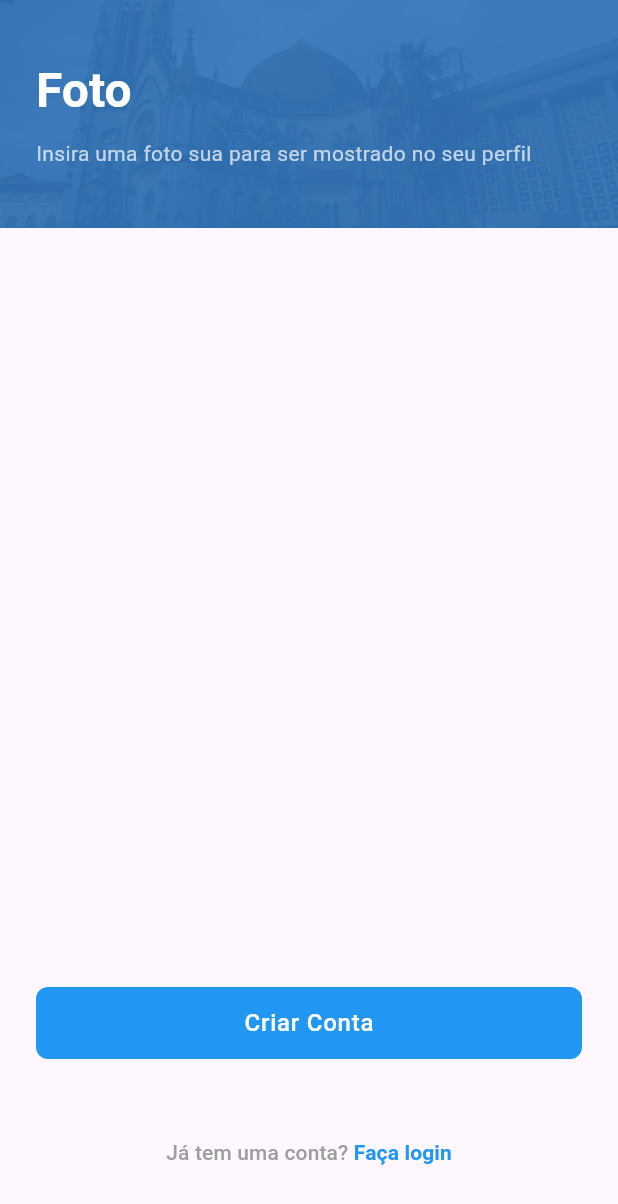
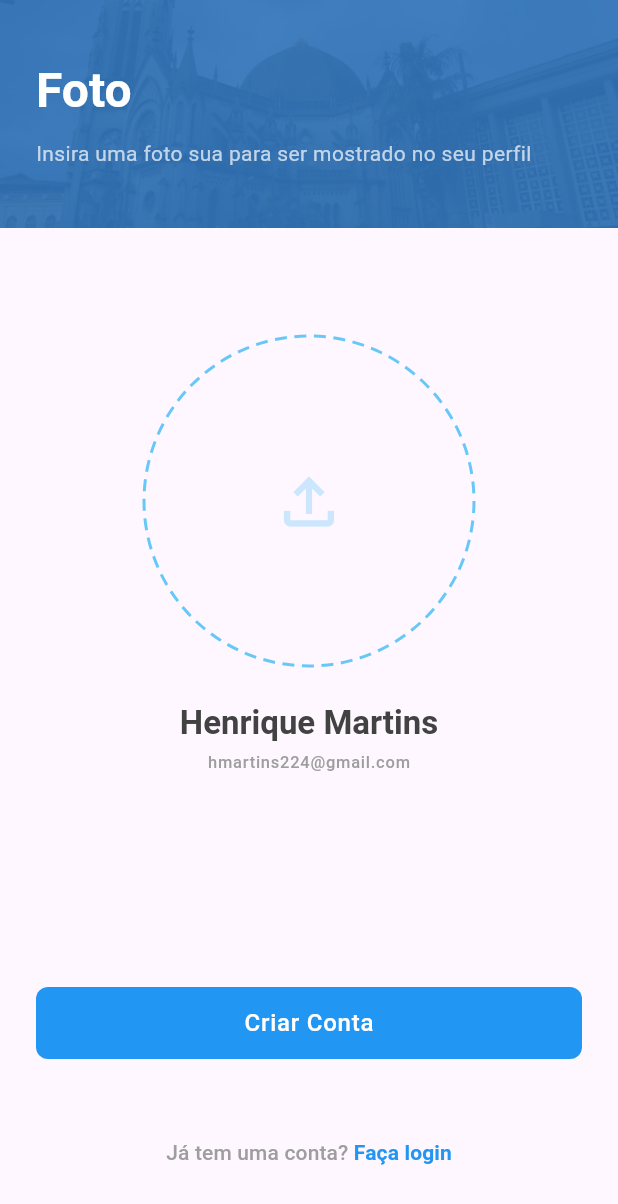
Before and after one commit to Diocese-Santos/Diocese-App, a Flutter app: the RegisterUploadPhotoPage screen opened by its route, on a phone screen of 412 x 824 dp. Shown: the top 1204 px of the screen. Run offline on Flutter 3.47's test engine with Material 3 defaults, Android fonts, the phone set to English and light mode, and no system bars; our stand-ins replace gap, go_router, rxdart; Roboto replaces fonts that are missing (Montserrat).

Commit message:
feat(register): add upload widget to RegisterUploadPhotoPage

```diff
--- a/lib/ui/pages/register/upload_photo_page.dart
+++ b/lib/ui/pages/register/upload_photo_page.dart
@@ -2,6 +2,7 @@ import 'package:diocese_santos/main/routing/routes.dart';
 import 'package:diocese_santos/presentation/presenters/upload_photo_presenter.dart';
 import 'package:diocese_santos/ui/widgets/header.dart';
 import 'package:diocese_santos/ui/widgets/page_container.dart';
+import 'package:diocese_santos/ui/widgets/upload_photo.dart';
 import 'package:flutter/material.dart';
 import 'package:gap/gap.dart';
 import 'package:go_router/go_router.dart';
@@ -32,8 +33,26 @@ class RegisterUploadPhotoPage extends StatelessWidget {
               vertical: 32,
             ),
             child: Column(
-              crossAxisAlignment: CrossAxisAlignment.start,
-              children: [],
+              crossAxisAlignment: CrossAxisAlignment.center,
+              children: [
+                Gap(40),
+                UploadWidget(),
+                Gap(24),
+                Text(
+                  'Henrique Martins',
+                  style: Theme.of(context).textTheme.titleLarge!.copyWith(
+                        color: Colors.grey.shade800,
+                        fontWeight: FontWeight.w600,
+                      ),
+                ),
+                Gap(4),
+                Text(
+                  'hmartins224@gmail.com',
+                  style: Theme.of(context).textTheme.labelSmall!.copyWith(
+                        color: Colors.grey.shade500,
+                      ),
+                ),
+              ],
             ),
           ),
         ),
--- /dev/null
+++ b/lib/ui/widgets/upload_photo.dart
@@ -0,0 +1,79 @@
+import 'package:flutter/material.dart';
+
+class UploadWidget extends StatelessWidget {
+  const UploadWidget({super.key});
+
+  @override
+  Widget build(BuildContext context) {
+    return InkWell(
+      borderRadius: BorderRadius.circular(999),
+      onTap: () => print('Upload'),
+      child: CustomPaint(
+        painter: _DashedCirclePainter(
+          color: Colors.lightBlue.withValues(alpha: .6),
+          strokeWidth: 2,
+          dashLength: 8,
+          gapLength: 5,
+        ),
+        child: Container(
+          width: 220,
+          height: 220,
+          decoration: BoxDecoration(
+            shape: BoxShape.circle,
+            color: Colors.transparent,
+          ),
+          child: Center(
+            child: Icon(
+              Icons.file_upload_outlined,
+              size: 50,
+              color: Colors.lightBlue.withValues(alpha: .2),
+            ),
+          ),
+        ),
+      ),
+    );
+  }
+}
+
+class _DashedCirclePainter extends CustomPainter {
+  final Color color;
+  final double strokeWidth;
+  final double dashLength;
+  final double gapLength;
+
+  _DashedCirclePainter({
+    required this.color,
+    required this.strokeWidth,
+    required this.dashLength,
+    required this.gapLength,
+  });
+
+  @override
+  void paint(Canvas canvas, Size size) {
+    final paint = Paint()
+      ..color = color
+      ..strokeWidth = strokeWidth
+      ..style = PaintingStyle.stroke;
+
+    final radius = size.width / 2;
+    final circumference = 2 * 3.141592653589793 * radius;
+    final dashCount = (circumference / (dashLength + gapLength)).floor();
+    final angleStep = (2 * 3.141592653589793) / dashCount;
+
+    for (int i = 0; i < dashCount; i++) {
+      final startAngle = i * angleStep;
+      final endAngle = startAngle + (dashLength / radius);
+
+      canvas.drawArc(
+        Rect.fromCircle(center: size.center(Offset.zero), radius: radius),
+        startAngle,
+        endAngle - startAngle,
+        false,
+        paint,
+      );
+    }
+  }
+
+  @override
+  bool shouldRepaint(CustomPainter oldDelegate) => false;
+}
```
